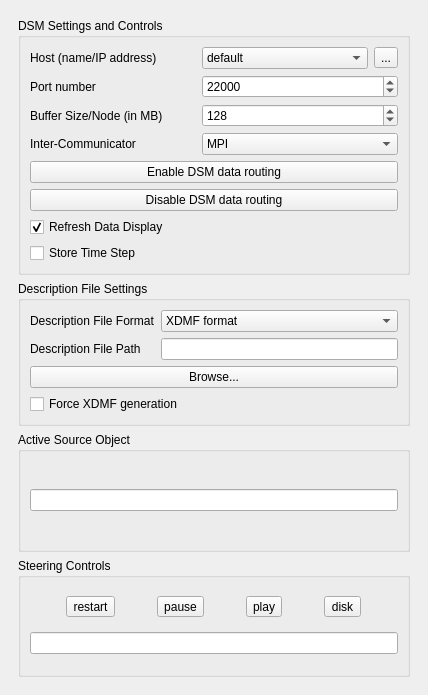
The window that pqDSMViewerPanel.ui (soumagne/icarus) describes before a commit, drawn with Qt 5.
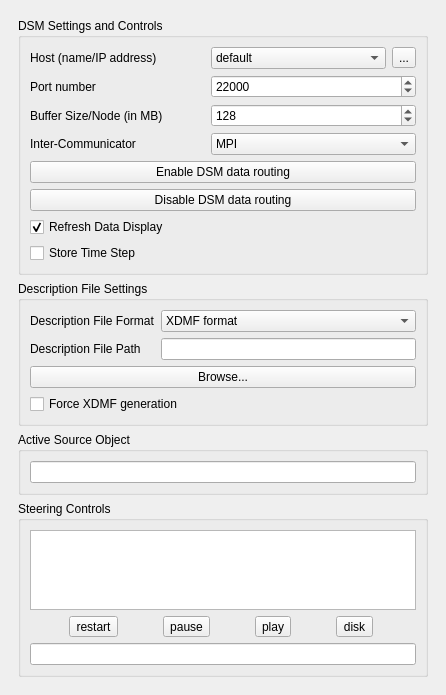
The same window after the commit. Icons and pictures are not drawn.

Commit message: Add graphic slot for further EPSN HTM representation

```diff
--- a/pqDSMViewerPanel.ui
+++ b/pqDSMViewerPanel.ui
@@ -6,7 +6,7 @@
    <rect>
     <x>0</x>
     <y>0</y>
-    <width>428</width>
+    <width>446</width>
     <height>695</height>
    </rect>
   </property>
@@ -27,9 +27,9 @@
        <property name="geometry">
         <rect>
          <x>0</x>
-         <y>0</y>
+         <y>-90</y>
          <width>410</width>
-         <height>652</height>
+         <height>742</height>
         </rect>
        </property>
        <layout class="QVBoxLayout" name="verticalLayout_4">
@@ -305,6 +305,9 @@
            <string>Steering Controls</string>
           </property>
           <layout class="QVBoxLayout" name="verticalLayout_6">
+           <item>
+            <widget class="QGraphicsView" name="dsmHTMView"/>
+           </item>
            <item>
             <layout class="QGridLayout" name="gridLayout_2">
              <item row="0" column="1">
```
The commit also changes 2 other files.
